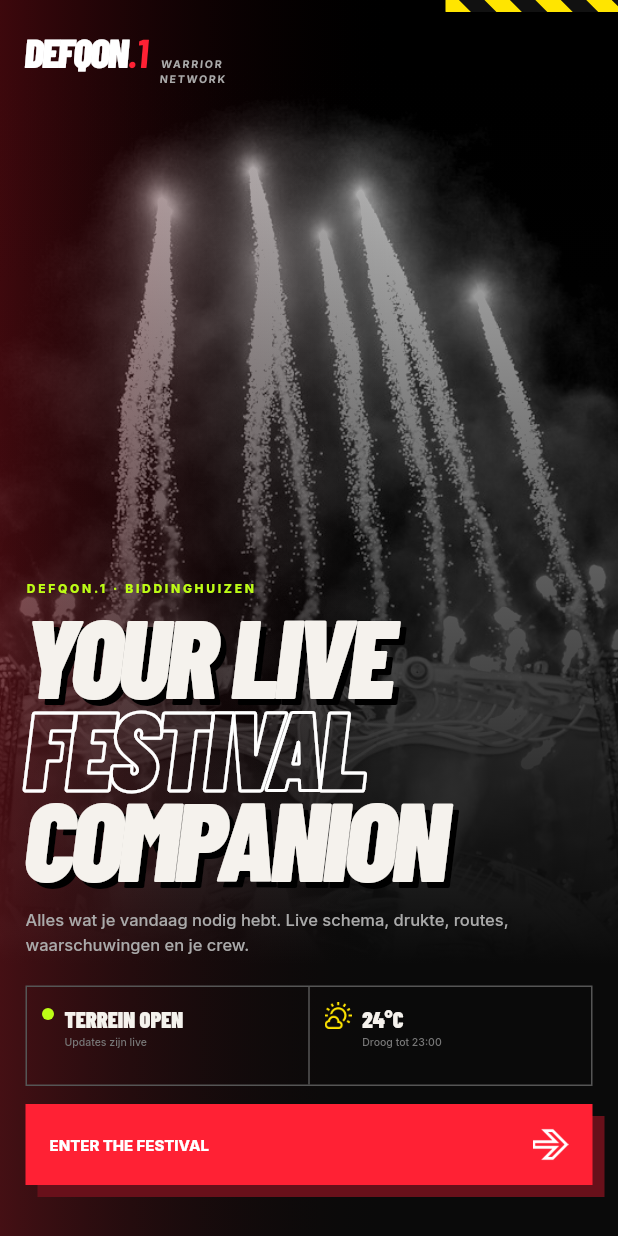
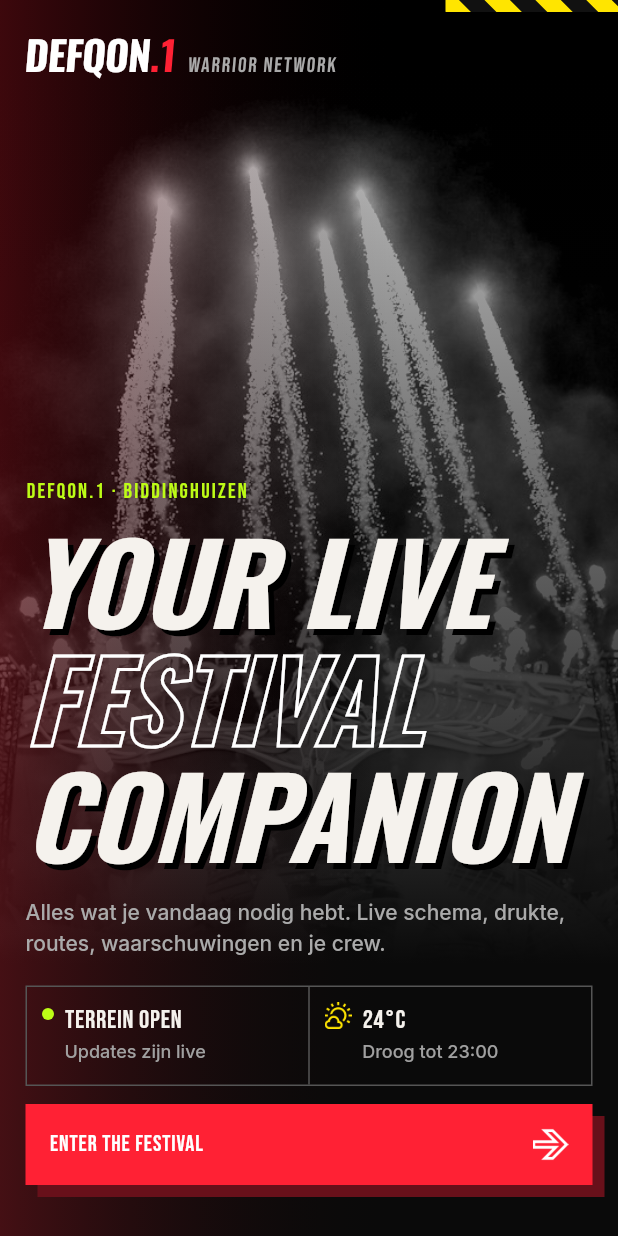
Before and after one commit to festival-companion-fhict/Front-end, a Flutter app: the screen it shows after launch, on a phone screen of 412 x 824 dp. Run offline on Flutter 3.47's test engine with Material 3 defaults, Android fonts, the phone set to English and light mode, and no system bars; our stand-ins replace lucide_icons_flutter, shared_preferences.

Commit message:
Refactor code structure for improved readability and maintainability

```diff
--- a/lib/screens/start_screen.dart
+++ b/lib/screens/start_screen.dart
@@ -36,7 +36,7 @@ class StartScreen extends StatelessWidget {
             gradient: LinearGradient(colors: [Color(0x3DFF2134), Colors.transparent], stops: [0, 0.65]),
           ),
         ),
-        Positioned(left: 17, top: 22 + pad.top, width: 155, child: const Brand(showSub: true, center: false)),
+        Positioned(left: 17, top: 22 + pad.top, width: 240, child: const Brand(showSub: true, center: false)),
         Align(
           alignment: Alignment.bottomLeft,
           child: SingleChildScrollView(
--- a/lib/theme/dq_theme.dart
+++ b/lib/theme/dq_theme.dart
@@ -28,10 +28,11 @@ class DQ {
   // Grijstinten die vaak terugkomen
   static const line = Color(0xFF333333);
   static const line2 = Color(0xFF444444);
-  static const muted = Color(0xFF777777);
+  static const muted = Color(0xFFA0A0A0); // lichter grijs = beter leesbaar
+  static const redText = Color(0xFFFF6B77); // lichter rood voor kleine tekst
 }
 
-/// Koppen: Barlow Condensed (dik en smal).
+/// Koppen. Groot (22 of meer) = Oswald Bold, kleiner = Bebas Neue.
 TextStyle bc(
   double size, {
   Color? color,
@@ -40,27 +41,47 @@ TextStyle bc(
   bool italic = false,
   FontWeight weight = FontWeight.w900,
   List<Shadow>? shadows,
-}) => TextStyle(
-  fontFamily: 'BarlowCondensed',
-  fontSize: size,
-  fontWeight: weight,
+}) {
+  final groot = size >= 22;
+  return TextStyle(
+    fontFamily: groot ? 'Oswald' : 'Bebas',
+    fontSize: groot ? size : size + 2,
+    fontWeight: FontWeight.normal, // de dikte zit al in het lettertype zelf
     fontStyle: italic ? FontStyle.italic : FontStyle.normal,
-  height: height,
-  letterSpacing: spacing,
+    // Regels mogen niet over elkaar heen vallen.
+    height: height != null && height < 1.05 ? 1.05 : height,
+    letterSpacing: groot ? spacing.clamp(-0.5, 2.0) : 0.5,
     color: color,
     shadows: shadows,
   );
+}
 
-/// Kleine tekst: Inter.
-TextStyle inter(double size, {Color? color, FontWeight weight = FontWeight.w900, double spacing = 0, double? height}) =>
-    TextStyle(
+/// Kleine tekst.
+/// Dik (labels, knoppen) = Bebas Neue, minimaal 14.
+/// Dun (uitleg, zinnen) = Inter, minimaal 12.
+TextStyle inter(double size, {Color? color, FontWeight weight = FontWeight.w900, double spacing = 0, double? height}) {
+  final label = weight.index >= FontWeight.w700.index;
+  // Klein rood is slecht leesbaar op zwart: maak het lichter.
+  final kleur = color == DQ.red && size < 14 ? DQ.redText : color;
+  if (label) {
+    return TextStyle(
+      fontFamily: 'Bebas',
+      fontSize: size + 5 < 14 ? 14 : size + 5,
+      fontWeight: FontWeight.normal,
+      letterSpacing: spacing < 0.6 ? 0.6 : (spacing > 1.5 ? 1.5 : spacing),
+      height: height,
+      color: kleur,
+    );
+  }
+  return TextStyle(
     fontFamily: 'Inter',
-      fontSize: size,
+    fontSize: size + 3 < 12 ? 12 : size + 3,
     fontWeight: weight,
-      letterSpacing: spacing,
+    letterSpacing: spacing > 1 ? 1 : spacing,
     height: height,
-      color: color,
+    color: kleur,
   );
+}
 
 ThemeData buildTheme() {
   final base = ThemeData(
--- a/lib/widgets/common.dart
+++ b/lib/widgets/common.dart
@@ -4,15 +4,37 @@ import 'package:flutter/material.dart';
 
 import '../theme/dq_theme.dart';
 
-/// Een klikbaar vlak zonder Material-ripple (past bij de strakke stijl).
-class Tap extends StatelessWidget {
+/// Een klikbaar vlak. Als je erop drukt, wordt hij even iets lichter.
+class Tap extends StatefulWidget {
   const Tap({super.key, required this.child, this.onTap});
 
   final Widget child;
   final VoidCallback? onTap;
 
   @override
-  Widget build(BuildContext context) => GestureDetector(behavior: HitTestBehavior.opaque, onTap: onTap, child: child);
+  State<Tap> createState() => _TapState();
+}
+
+class _TapState extends State<Tap> {
+  bool _ingedrukt = false;
+
+  void _zet(bool waarde) {
+    if (widget.onTap != null) setState(() => _ingedrukt = waarde);
+  }
+
+  @override
+  Widget build(BuildContext context) => GestureDetector(
+    behavior: HitTestBehavior.opaque,
+    onTap: widget.onTap,
+    onTapDown: (_) => _zet(true),
+    onTapUp: (_) => _zet(false),
+    onTapCancel: () => _zet(false),
+    child: AnimatedOpacity(
+      duration: const Duration(milliseconds: 90),
+      opacity: _ingedrukt ? 0.55 : 1,
+      child: widget.child,
+    ),
+  );
 }
 
 /// Vierkante knop met dunne rand (zoeken, plus, bel, terug...).
--- a/pubspec.yaml
+++ b/pubspec.yaml
@@ -90,6 +90,12 @@ flutter:
           weight: 800
         - asset: assets/fonts/Inter-800.ttf
           weight: 900
+    - family: Oswald
+      fonts:
+        - asset: assets/fonts/Oswald-Bold.ttf
+    - family: Bebas
+      fonts:
+        - asset: assets/fonts/BebasNeue-Regular.ttf
 
   # To add assets to your application, add an assets section, like this:
   # assets:
```
Also changed, not shown: assets/fonts/BebasNeue-Regular.ttf (added), assets/fonts/Oswald-Bold.ttf (added). Lines whose indentation alone changed are shown as unchanged.
